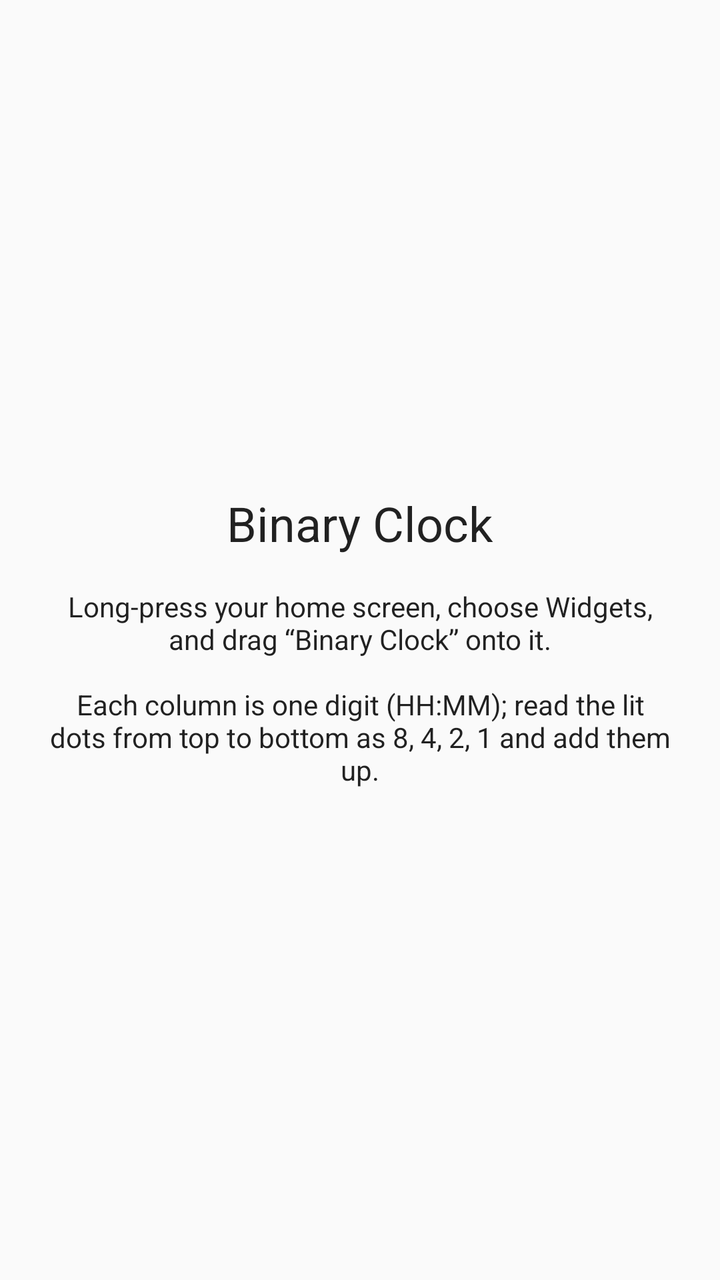
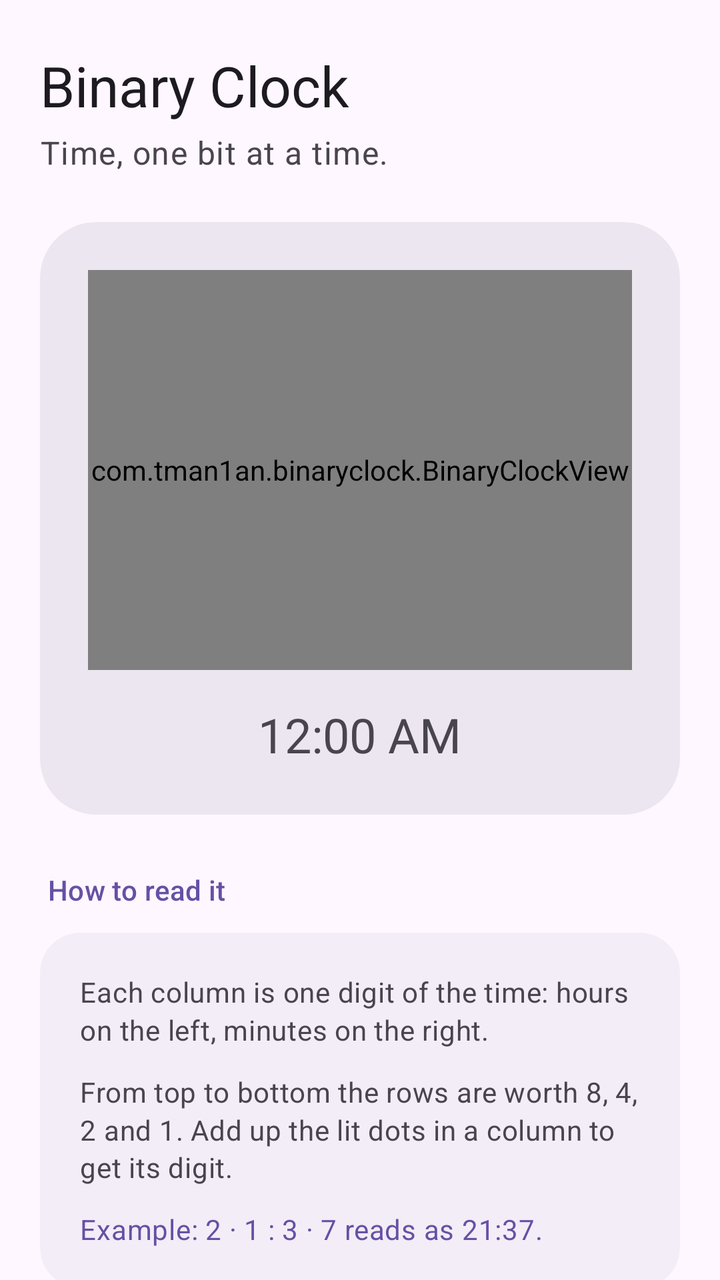

Screens rendered from an Android XML layout before and after an edit, with the pre-edit source and the edit as a unified diff.
<!-- AndroidManifest.xml: application theme AppTheme -->
<!-- res/layout/activity_main.xml -->
<?xml version="1.0" encoding="utf-8"?>
<LinearLayout xmlns:android="http://schemas.android.com/apk/res/android"
    android:layout_width="match_parent"
    android:layout_height="match_parent"
    android:fitsSystemWindows="true"
    android:gravity="center"
    android:orientation="vertical"
    android:padding="24dp">

    <TextView
        android:layout_width="wrap_content"
        android:layout_height="wrap_content"
        android:text="@string/app_name"
        android:textAppearance="@android:style/TextAppearance.Material.Headline" />

    <TextView
        android:layout_width="wrap_content"
        android:layout_height="wrap_content"
        android:layout_marginTop="16dp"
        android:gravity="center"
        android:text="@string/how_to_add"
        android:textAppearance="@android:style/TextAppearance.Material.Body1" />

    <Button
        android:id="@+id/grant_exact_alarm"
        android:layout_width="wrap_content"
        android:layout_height="wrap_content"
        android:layout_marginTop="24dp"
        android:text="@string/grant_exact_alarm"
        android:visibility="gone" />
</LinearLayout>
<!-- resources referenced by this layout -->
<resources>
  <string name="app_name">Binary Clock</string>
  <string name="grant_exact_alarm">Allow exact alarms so the clock updates on time</string>
  <string name="how_to_add">Long-press your home screen, choose Widgets, and drag “Binary Clock” onto it.\n\nEach column is one digit (HH:MM); read the lit dots from top to bottom as 8, 4, 2, 1 and add them up.</string>
  <style name="AppTheme" parent="@android:style/Theme.Material.Light.NoActionBar" />
</resources>

<!-- the commit's change to res/layout/activity_main.xml (unified diff, before → after) -->
@@ -1,31 +1,205 @@
 <?xml version="1.0" encoding="utf-8"?>
-<LinearLayout xmlns:android="http://schemas.android.com/apk/res/android"
+<androidx.core.widget.NestedScrollView xmlns:android="http://schemas.android.com/apk/res/android"
+    xmlns:app="http://schemas.android.com/apk/res-auto"
+    android:id="@+id/scroll"
     android:layout_width="match_parent"
     android:layout_height="match_parent"
-    android:fitsSystemWindows="true"
-    android:gravity="center"
-    android:orientation="vertical"
-    android:padding="24dp">
-
-    <TextView
-        android:layout_width="wrap_content"
+    android:clipToPadding="false"
+    android:fillViewport="true">
+
+    <LinearLayout
+        android:layout_width="match_parent"
         android:layout_height="wrap_content"
-        android:text="@string/app_name"
-        android:textAppearance="@android:style/TextAppearance.Material.Headline" />
-
-    <TextView
-        android:layout_width="wrap_content"
-        android:layout_height="wrap_content"
-        android:layout_marginTop="16dp"
-        android:gravity="center"
-        android:text="@string/how_to_add"
-        android:textAppearance="@android:style/TextAppearance.Material.Body1" />
-
-    <Button
-        android:id="@+id/grant_exact_alarm"
-        android:layout_width="wrap_content"
-        android:layout_height="wrap_content"
-        android:layout_marginTop="24dp"
-        android:text="@string/grant_exact_alarm"
-        android:visibility="gone" />
-</LinearLayout>
+        android:orientation="vertical"
+        android:paddingHorizontal="20dp"
+        android:paddingVertical="24dp">
+
+        
+        <TextView
+            android:layout_width="wrap_content"
+            android:layout_height="wrap_content"
+            android:text="@string/app_name"
+            android:textAppearance="?attr/textAppearanceHeadlineMedium" />
+
+        <TextView
+            android:layout_width="wrap_content"
+            android:layout_height="wrap_content"
+            android:layout_marginTop="4dp"
+            android:text="@string/tagline"
+            android:textAppearance="?attr/textAppearanceBodyLarge"
+            android:textColor="?attr/colorOnSurfaceVariant" />
+
+        
+        <com.google.android.material.card.MaterialCardView
+            style="@style/Widget.Material3.CardView.Filled"
+            android:layout_width="match_parent"
+            android:layout_height="wrap_content"
+            android:layout_marginTop="24dp"
+            app:cardBackgroundColor="?attr/colorSurfaceContainerHigh"
+            app:cardCornerRadius="28dp">
+
+            <LinearLayout
+                android:layout_width="match_parent"
+                android:layout_height="wrap_content"
+                android:gravity="center_horizontal"
+                android:orientation="vertical"
+                android:padding="24dp">
+
+                <com.tman1an.binaryclock.BinaryClockView
+                    android:layout_width="match_parent"
+                    android:layout_height="200dp"
+                    android:importantForAccessibility="no" />
+
+                <TextClock
+                    android:layout_width="wrap_content"
+                    android:layout_height="wrap_content"
+                    android:layout_marginTop="16dp"
+                    android:format12Hour="h:mm a"
+                    android:format24Hour="HH:mm"
+                    android:textAppearance="?attr/textAppearanceHeadlineSmall"
+                    android:textColor="?attr/colorOnSurfaceVariant" />
+            </LinearLayout>
+        </com.google.android.material.card.MaterialCardView>
+
+        
+        <TextView
+            style="@style/SectionHeader"
+            android:text="@string/section_read" />
+
+        <com.google.android.material.card.MaterialCardView
+            style="@style/InfoCard"
+            android:layout_width="match_parent"
+            android:layout_height="wrap_content">
+
+            <LinearLayout
+                android:layout_width="match_parent"
+                android:layout_height="wrap_content"
+                android:orientation="vertical"
+                android:padding="20dp">
+
+                <TextView
+                    style="@style/CardBody"
+                    android:text="@string/read_columns" />
+
+                <TextView
+                    style="@style/CardBody"
+                    android:layout_marginTop="12dp"
+                    android:text="@string/read_rows" />
+
+                <TextView
+                    style="@style/CardBody"
+                    android:layout_marginTop="12dp"
+                    android:text="@string/read_example"
+                    android:textColor="?attr/colorPrimary" />
+            </LinearLayout>
+        </com.google.android.material.card.MaterialCardView>
+
+        
+        <TextView
+            style="@style/SectionHeader"
+            android:text="@string/section_setup" />
+
+        <com.google.android.material.card.MaterialCardView
+            style="@style/InfoCard"
+            android:layout_width="match_parent"
+            android:layout_height="wrap_content">
+
+            <LinearLayout
+                android:layout_width="match_parent"
+                android:layout_height="wrap_content"
+                android:orientation="vertical"
+                android:padding="20dp">
+
+                <TextView
+                    style="@style/CardTitle"
+                    android:text="@string/home_title" />
+
+                <TextView
+                    style="@style/CardBody"
+                    android:layout_marginTop="4dp"
+                    android:text="@string/home_body" />
+
+                <com.google.android.material.button.MaterialButton
+                    android:id="@+id/add_widget"
+                    android:layout_width="wrap_content"
+                    android:layout_height="wrap_content"
+                    android:layout_marginTop="16dp"
+                    android:text="@string/home_action"
+                    app:icon="@drawable/ic_add" />
+            </LinearLayout>
+        </com.google.android.material.card.MaterialCardView>
+
+        <com.google.android.material.card.MaterialCardView
+            style="@style/InfoCard"
+            android:layout_width="match_parent"
+            android:layout_height="wrap_content"
+            android:layout_marginTop="12dp">
+
+            <LinearLayout
+                android:layout_width="match_parent"
+                android:layout_height="wrap_content"
+                android:orientation="vertical"
+                android:padding="20dp">
+
+                <TextView
+                    style="@style/CardTitle"
+                    android:text="@string/lock_title" />
+
+                <TextView
+                    style="@style/CardBody"
+                    android:layout_marginTop="4dp"
+                    android:text="@string/lock_body" />
+
+                <com.google.android.material.button.MaterialButton
+                    android:id="@+id/set_wallpaper"
+                    style="@style/Widget.Material3.Button.TonalButton"
+                    android:layout_width="wrap_content"
+                    android:layout_height="wrap_content"
+                    android:layout_marginTop="16dp"
+                    android:text="@string/lock_action" />
+            </LinearLayout>
+        </com.google.android.material.card.MaterialCardView>
+
+        <com.google.android.material.card.MaterialCardView
+            android:id="@+id/exact_alarm_card"
+            style="@style/InfoCard"
+            android:layout_width="match_parent"
+            android:layout_height="wrap_content"
+            android:layout_marginTop="12dp"
+            android:visibility="gone">
+
+            <LinearLayout
+                android:layout_width="match_parent"
+                android:layout_height="wrap_content"
+                android:orientation="vertical"
+                android:padding="20dp">
+
+                <TextView
+                    style="@style/CardTitle"
+                    android:text="@string/exact_title" />
+
+                <TextView
+                    style="@style/CardBody"
+                    android:layout_marginTop="4dp"
+                    android:text="@string/exact_body" />
+
+                <com.google.android.material.button.MaterialButton
+                    android:id="@+id/grant_exact_alarm"
+                    style="@style/Widget.Material3.Button.TonalButton"
+                    android:layout_width="wrap_content"
+                    android:layout_height="wrap_content"
+                    android:layout_marginTop="16dp"
+                    android:text="@string/exact_action" />
+            </LinearLayout>
+        </com.google.android.material.card.MaterialCardView>
+
+        <TextView
+            android:id="@+id/version"
+            android:layout_width="match_parent"
+            android:layout_height="wrap_content"
+            android:layout_marginTop="28dp"
+            android:gravity="center"
+            android:textAppearance="?attr/textAppearanceBodySmall"
+            android:textColor="?attr/colorOnSurfaceVariant" />
+    </LinearLayout>
+</androidx.core.widget.NestedScrollView>
<!-- resource entries referenced after the edit -->
@@ -1,8 +1,58 @@
 <!-- resources referenced by this layout -->
 <resources>
+  <!-- drawable ic_add (drawable) -->
+  <?xml version="1.0" encoding="utf-8"?>
+  <vector xmlns:android="http://schemas.android.com/apk/res/android"
+      android:width="24dp"
+      android:height="24dp"
+      android:tint="?attr/colorControlNormal"
+      android:viewportWidth="24"
+      android:viewportHeight="24">
+      <path android:fillColor="@android:color/white" android:pathData="M19,13h-6v6h-2v-6H5v-2h6V5h2v6h6v2z" />
+  </vector>
   <string name="app_name">Binary Clock</string>
-  <string name="grant_exact_alarm">Allow exact alarms so the clock updates on time</string>
-  <string name="how_to_add">Long-press your home screen, choose Widgets, and drag “Binary Clock” onto it.\n\nEach column is one digit (HH:MM); read the lit dots from top to bottom as 8, 4, 2, 1 and add them up.</string>
-  <style name="AppTheme" parent="@android:style/Theme.Material.Light.NoActionBar" />
+  <string name="exact_action">Allow</string>
+  <string name="exact_body">Allow exact alarms so the widget changes right on the minute. Without this, Android may delay updates to save battery.</string>
+  <string name="exact_title">Precise updates</string>
+  <string name="home_action">Add widget</string>
+  <string name="home_body">Place the clock on your home screen. It updates every minute and follows your 12- or 24-hour setting.</string>
+  <string name="home_title">Home screen widget</string>
+  <string name="lock_action">Set live wallpaper</string>
+  <string name="lock_body">Set Binary Clock as your live wallpaper to show it on the lock screen. On devices that support lock screen widgets, you can also add the widget there.</string>
+  <string name="lock_title">Lock screen</string>
+  <string name="read_columns">Each column is one digit of the time: hours on the left, minutes on the right.</string>
+  <string name="read_example">Example: 2 · 1 : 3 · 7 reads as 21:37.</string>
+  <string name="read_rows">From top to bottom the rows are worth 8, 4, 2 and 1. Add up the lit dots in a column to get its digit.</string>
+  <string name="section_read">How to read it</string>
+  <string name="section_setup">Set up</string>
+  <string name="tagline">Time, one bit at a time.</string>
+  <style name="CardBody">
+          <item name="android:layout_width">match_parent</item>
+          <item name="android:layout_height">wrap_content</item>
+          <item name="android:textAppearance">?attr/textAppearanceBodyMedium</item>
+          <item name="android:textColor">?attr/colorOnSurfaceVariant</item>
+          <item name="android:lineSpacingMultiplier">1.15</item>
+      </style>
+  <style name="CardTitle">
+          <item name="android:layout_width">wrap_content</item>
+          <item name="android:layout_height">wrap_content</item>
+          <item name="android:textAppearance">?attr/textAppearanceTitleMedium</item>
+          <item name="android:textColor">?attr/colorOnSurface</item>
+      </style>
+  <style name="InfoCard" parent="Widget.Material3.CardView.Filled">
+          <item name="cardBackgroundColor">?attr/colorSurfaceContainer</item>
+          <item name="cardCornerRadius">20dp</item>
+      </style>
+  <style name="SectionHeader">
+          <item name="android:layout_width">wrap_content</item>
+          <item name="android:layout_height">wrap_content</item>
+          <item name="android:layout_marginTop">28dp</item>
+          <item name="android:layout_marginBottom">12dp</item>
+          <item name="android:layout_marginStart">4dp</item>
+          <item name="android:textAppearance">?attr/textAppearanceTitleSmall</item>
+          <item name="android:textColor">?attr/colorPrimary</item>
+      </style>
+  <style name="AppTheme" parent="Theme.Material3.DayNight.NoActionBar">
+      </style>
 </resources>
 
